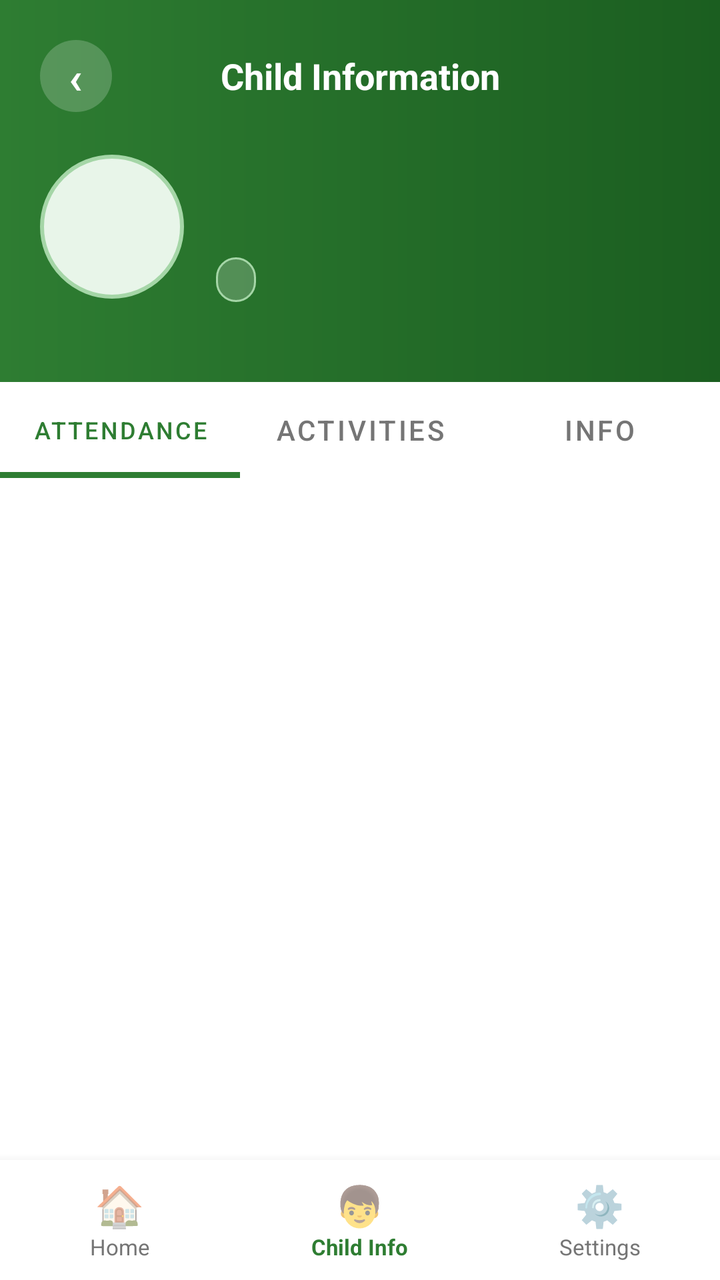
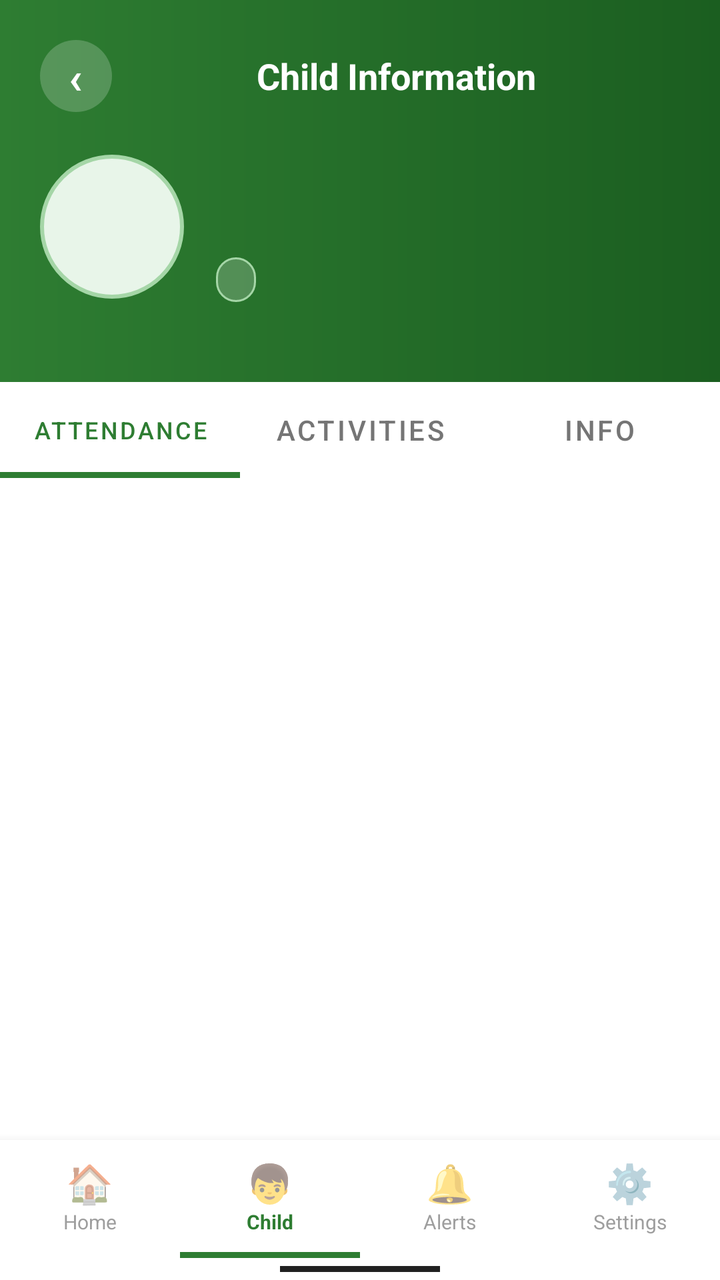

Compare the two renders of this Android layout. The source of the first and the diff that turns it into the second are given below.
<!-- AndroidManifest.xml: application theme Theme.AlamadaChildMonitor -->
<!-- res/layout/activity_child_detail.xml -->
<?xml version="1.0" encoding="utf-8"?>
<LinearLayout
    xmlns:android="http://schemas.android.com/apk/res/android"
    xmlns:app="http://schemas.android.com/apk/res-auto"
    android:layout_width="match_parent"
    android:layout_height="match_parent"
    android:orientation="vertical"
    android:background="#F5F5F5">

    
    <LinearLayout
        android:layout_width="match_parent"
        android:layout_height="wrap_content"
        android:background="@drawable/header_green_gradient"
        android:orientation="vertical"
        android:padding="20dp"
        android:paddingTop="36dp"
        android:paddingBottom="0dp">

        
        <LinearLayout
            android:layout_width="match_parent"
            android:layout_height="wrap_content"
            android:orientation="horizontal"
            android:gravity="center_vertical"
            android:layout_marginBottom="20dp">

            <LinearLayout
                android:id="@+id/btn_back"
                android:layout_width="36dp"
                android:layout_height="36dp"
                android:background="@drawable/circle_white_20_bg"
                android:gravity="center"
                android:clickable="true"
                android:focusable="true">
                <TextView
                    android:layout_width="wrap_content"
                    android:layout_height="wrap_content"
                    android:text="‹"
                    android:textColor="#FFFFFF"
                    android:textSize="22sp"
                    android:textStyle="bold"/>
            </LinearLayout>

            <TextView
                android:layout_width="0dp"
                android:layout_height="wrap_content"
                android:layout_weight="1"
                android:text="Child Information"
                android:textColor="#FFFFFF"
                android:textSize="18sp"
                android:textStyle="bold"
                android:gravity="center"/>

            <View android:layout_width="36dp" android:layout_height="36dp"/>
        </LinearLayout>

        
        <LinearLayout
            android:layout_width="match_parent"
            android:layout_height="wrap_content"
            android:orientation="horizontal"
            android:gravity="center_vertical"
            android:layout_marginBottom="20dp">

            
            <FrameLayout
                android:layout_width="72dp"
                android:layout_height="72dp"
                android:layout_marginEnd="16dp">

                <ImageView
                    android:id="@+id/iv_photo"
                    android:layout_width="72dp"
                    android:layout_height="72dp"
                    android:background="@drawable/circle_avatar_bg"
                    android:scaleType="centerCrop"
                    android:visibility="gone"/>

                <TextView
                    android:id="@+id/tv_photo_initial"
                    android:layout_width="72dp"
                    android:layout_height="72dp"
                    android:gravity="center"
                    android:background="@drawable/circle_avatar_bg"
                    android:textColor="@color/primary"
                    android:textSize="28sp"
                    android:textStyle="bold"/>
            </FrameLayout>

            
            <LinearLayout
                android:layout_width="0dp"
                android:layout_height="wrap_content"
                android:layout_weight="1"
                android:orientation="vertical">

                <TextView
                    android:id="@+id/tv_name"
                    android:layout_width="wrap_content"
                    android:layout_height="wrap_content"
                    android:textColor="#FFFFFF"
                    android:textSize="20sp"
                    android:textStyle="bold"/>

                <TextView
                    android:id="@+id/tv_age"
                    android:layout_width="wrap_content"
                    android:layout_height="wrap_content"
                    android:textColor="#A5D6A7"
                    android:textSize="13sp"
                    android:layout_marginTop="2dp"/>

                
                <TextView
                    android:id="@+id/tv_diagnosis"
                    android:layout_width="wrap_content"
                    android:layout_height="wrap_content"
                    android:textColor="#E8F5E9"
                    android:textSize="12sp"
                    android:textStyle="bold"
                    android:background="@drawable/badge_outline_white"
                    android:paddingStart="10dp"
                    android:paddingEnd="10dp"
                    android:paddingTop="3dp"
                    android:paddingBottom="3dp"
                    android:layout_marginTop="6dp"/>
            </LinearLayout>
        </LinearLayout>
    </LinearLayout>

    
    <LinearLayout
        android:layout_width="match_parent"
        android:layout_height="0dp"
        android:layout_weight="1"
        android:background="@drawable/rounded_top_white"
        android:orientation="vertical">

        
        <com.google.android.material.tabs.TabLayout
            android:id="@+id/tab_layout"
            android:layout_width="match_parent"
            android:layout_height="wrap_content"
            android:background="#FFFFFF"
            app:tabIndicatorColor="@color/primary"
            app:tabIndicatorHeight="3dp"
            app:tabSelectedTextColor="@color/primary"
            app:tabTextColor="@color/text_secondary"
            app:tabMode="fixed"
            app:elevation="2dp">

            <com.google.android.material.tabs.TabItem
                android:layout_width="wrap_content"
                android:layout_height="wrap_content"
                android:text="Attendance"/>

            <com.google.android.material.tabs.TabItem
                android:layout_width="wrap_content"
                android:layout_height="wrap_content"
                android:text="Activities"/>

            <com.google.android.material.tabs.TabItem
                android:layout_width="wrap_content"
                android:layout_height="wrap_content"
                android:text="Info"/>
        </com.google.android.material.tabs.TabLayout>

        
        <ProgressBar
            android:id="@+id/progress_bar"
            android:layout_width="wrap_content"
            android:layout_height="wrap_content"
            android:layout_gravity="center"
            android:visibility="gone"/>

        
        <androidx.viewpager2.widget.ViewPager2
            android:id="@+id/view_pager"
            android:layout_width="match_parent"
            android:layout_height="0dp"
            android:layout_weight="1"/>

    </LinearLayout>

    
    <LinearLayout
        android:layout_width="match_parent"
        android:layout_height="60dp"
        android:background="#FFFFFF"
        android:orientation="horizontal"
        android:elevation="8dp">

        
        <LinearLayout
            android:id="@+id/tab_home"
            android:layout_width="0dp"
            android:layout_height="match_parent"
            android:layout_weight="1"
            android:orientation="vertical"
            android:gravity="center"
            android:background="?attr/selectableItemBackgroundBorderless"
            android:clickable="true"
            android:focusable="true">
            <TextView android:layout_width="wrap_content" android:layout_height="wrap_content"
                android:text="🏠" android:textSize="20sp" android:gravity="center"/>
            <TextView android:layout_width="wrap_content" android:layout_height="wrap_content"
                android:text="Home" android:textSize="11sp" android:textColor="@color/text_secondary"/>
        </LinearLayout>

        
        <LinearLayout
            android:layout_width="0dp"
            android:layout_height="match_parent"
            android:layout_weight="1"
            android:orientation="vertical"
            android:gravity="center"
            android:background="?attr/selectableItemBackgroundBorderless">
            <TextView android:layout_width="wrap_content" android:layout_height="wrap_content"
                android:text="👦" android:textSize="20sp" android:gravity="center"/>
            <TextView android:layout_width="wrap_content" android:layout_height="wrap_content"
                android:text="Child Info" android:textSize="11sp"
                android:textColor="@color/primary" android:textStyle="bold"/>
        </LinearLayout>

        
        <LinearLayout
            android:id="@+id/tab_settings"
            android:layout_width="0dp"
            android:layout_height="match_parent"
            android:layout_weight="1"
            android:orientation="vertical"
            android:gravity="center"
            android:background="?attr/selectableItemBackgroundBorderless"
            android:clickable="true"
            android:focusable="true">
            <TextView android:layout_width="wrap_content" android:layout_height="wrap_content"
                android:text="⚙️" android:textSize="20sp" android:gravity="center"/>
            <TextView android:layout_width="wrap_content" android:layout_height="wrap_content"
                android:text="Settings" android:textSize="11sp" android:textColor="@color/text_secondary"/>
        </LinearLayout>
    </LinearLayout>

</LinearLayout>
<!-- resources referenced by this layout -->
<resources>
  <color name="primary">         #2E7D32</color>
  <color name="text_secondary">  #757575</color>
  <!-- drawable badge_outline_white (drawable) -->
  <?xml version="1.0" encoding="utf-8"?>
  <shape xmlns:android="http://schemas.android.com/apk/res/android"
      android:shape="rectangle">
      <solid android:color="#33FFFFFF"/>
      <stroke android:width="1dp" android:color="#A5D6A7"/>
      <corners android:radius="20dp"/>
  </shape>
  <!-- drawable circle_avatar_bg (drawable) -->
  <?xml version="1.0" encoding="utf-8"?>
  <shape xmlns:android="http://schemas.android.com/apk/res/android"
      android:shape="oval">
      <solid android:color="#E8F5E9"/>
      <stroke android:width="2dp" android:color="#A5D6A7"/>
  </shape>
  <!-- drawable circle_white_20_bg (drawable) -->
  <?xml version="1.0" encoding="utf-8"?>
  <shape xmlns:android="http://schemas.android.com/apk/res/android"
      android:shape="oval">
      <solid android:color="#33FFFFFF"/>
  </shape>
  <!-- drawable header_green_gradient (drawable) -->
  <?xml version="1.0" encoding="utf-8"?>
  <shape xmlns:android="http://schemas.android.com/apk/res/android"
      android:shape="rectangle">
      <gradient
          android:startColor="#1B5E20"
          android:endColor="#2E7D32"
          android:angle="180"
          android:type="linear"/>
  </shape>
  <!-- drawable rounded_top_white (drawable) -->
  <?xml version="1.0" encoding="utf-8"?>
  <shape xmlns:android="http://schemas.android.com/apk/res/android"
      android:shape="rectangle">
      <solid android:color="#FFFFFF"/>
      <corners
          android:topLeftRadius="24dp"
          android:topRightRadius="24dp"
          android:bottomLeftRadius="0dp"
          android:bottomRightRadius="0dp"/>
  </shape>
  <style name="Theme.AlamadaChildMonitor" parent="Theme.MaterialComponents.DayNight.NoActionBar">
          <item name="colorPrimary">@color/primary</item>
          <item name="colorPrimaryDark">@color/primary_dark</item>
          <item name="colorAccent">@color/accent</item>
          <item name="android:windowBackground">@color/background</item>
          <item name="android:statusBarColor">@color/primary_dark</item>
          <item name="android:navigationBarColor">@color/white</item>
      </style>
  <color name="primary_dark">    #1B5E20</color>
  <color name="accent">          #FF6F00</color>
  <color name="background">      #F5F5F5</color>
  <color name="white">           #FFFFFF</color>
</resources>

<!-- the commit's change to res/layout/activity_child_detail.xml (unified diff, before → after) -->
@@ -52,7 +52,26 @@
                 android:textStyle="bold"
                 android:gravity="center"/>
 
-            <View android:layout_width="36dp" android:layout_height="36dp"/>
+            
+            <LinearLayout
+                android:id="@+id/btn_switch_child"
+                android:layout_width="wrap_content"
+                android:layout_height="36dp"
+                android:background="@drawable/circle_white_20_bg"
+                android:gravity="center"
+                android:paddingStart="10dp"
+                android:paddingEnd="10dp"
+                android:clickable="true"
+                android:focusable="true"
+                android:visibility="gone">
+                <TextView
+                    android:layout_width="wrap_content"
+                    android:layout_height="wrap_content"
+                    android:text="Switch"
+                    android:textColor="#FFFFFF"
+                    android:textSize="11sp"
+                    android:textStyle="bold"/>
+            </LinearLayout>
         </LinearLayout>
 
         
@@ -184,61 +203,62 @@
     </LinearLayout>
 
     
-    <LinearLayout
-        android:layout_width="match_parent"
-        android:layout_height="60dp"
-        android:background="#FFFFFF"
-        android:orientation="horizontal"
-        android:elevation="8dp">
-
-        
-        <LinearLayout
-            android:id="@+id/tab_home"
-            android:layout_width="0dp"
-            android:layout_height="match_parent"
-            android:layout_weight="1"
-            android:orientation="vertical"
-            android:gravity="center"
-            android:background="?attr/selectableItemBackgroundBorderless"
-            android:clickable="true"
-            android:focusable="true">
-            <TextView android:layout_width="wrap_content" android:layout_height="wrap_content"
-                android:text="🏠" android:textSize="20sp" android:gravity="center"/>
-            <TextView android:layout_width="wrap_content" android:layout_height="wrap_content"
-                android:text="Home" android:textSize="11sp" android:textColor="@color/text_secondary"/>
-        </LinearLayout>
-
-        
-        <LinearLayout
-            android:layout_width="0dp"
-            android:layout_height="match_parent"
-            android:layout_weight="1"
-            android:orientation="vertical"
-            android:gravity="center"
-            android:background="?attr/selectableItemBackgroundBorderless">
-            <TextView android:layout_width="wrap_content" android:layout_height="wrap_content"
-                android:text="👦" android:textSize="20sp" android:gravity="center"/>
-            <TextView android:layout_width="wrap_content" android:layout_height="wrap_content"
-                android:text="Child Info" android:textSize="11sp"
-                android:textColor="@color/primary" android:textStyle="bold"/>
-        </LinearLayout>
-
-        
-        <LinearLayout
-            android:id="@+id/tab_settings"
-            android:layout_width="0dp"
-            android:layout_height="match_parent"
-            android:layout_weight="1"
-            android:orientation="vertical"
-            android:gravity="center"
-            android:background="?attr/selectableItemBackgroundBorderless"
-            android:clickable="true"
-            android:focusable="true">
-            <TextView android:layout_width="wrap_content" android:layout_height="wrap_content"
-                android:text="⚙️" android:textSize="20sp" android:gravity="center"/>
-            <TextView android:layout_width="wrap_content" android:layout_height="wrap_content"
-                android:text="Settings" android:textSize="11sp" android:textColor="@color/text_secondary"/>
-        </LinearLayout>
+    <LinearLayout android:layout_width="match_parent" android:layout_height="wrap_content"
+        android:background="#FFFFFF" android:orientation="vertical" android:elevation="8dp">
+        <LinearLayout android:layout_width="match_parent" android:layout_height="56dp"
+            android:orientation="horizontal">
+            <LinearLayout android:id="@+id/tab_home"
+                android:layout_width="0dp" android:layout_height="match_parent" android:layout_weight="1"
+                android:orientation="vertical" android:gravity="center"
+                android:background="?attr/selectableItemBackgroundBorderless"
+                android:clickable="true" android:focusable="true">
+                <TextView android:layout_width="wrap_content" android:layout_height="wrap_content"
+                    android:text="🏠" android:textSize="19sp" android:gravity="center"/>
+                <TextView android:layout_width="wrap_content" android:layout_height="wrap_content"
+                    android:text="Home" android:textSize="10sp" android:textColor="#9E9E9E"/>
+            </LinearLayout>
+            
+            <LinearLayout android:layout_width="0dp" android:layout_height="match_parent"
+                android:layout_weight="1" android:orientation="vertical" android:gravity="center">
+                <TextView android:layout_width="wrap_content" android:layout_height="wrap_content"
+                    android:text="👦" android:textSize="19sp" android:gravity="center"/>
+                <TextView android:layout_width="wrap_content" android:layout_height="wrap_content"
+                    android:text="Child" android:textSize="10sp"
+                    android:textColor="@color/primary" android:textStyle="bold"/>
+            </LinearLayout>
+            <LinearLayout android:id="@+id/tab_notifications"
+                android:layout_width="0dp" android:layout_height="match_parent" android:layout_weight="1"
+                android:orientation="vertical" android:gravity="center"
+                android:background="?attr/selectableItemBackgroundBorderless"
+                android:clickable="true" android:focusable="true">
+                <TextView android:layout_width="wrap_content" android:layout_height="wrap_content"
+                    android:text="🔔" android:textSize="19sp" android:gravity="center"/>
+                <TextView android:layout_width="wrap_content" android:layout_height="wrap_content"
+                    android:text="Alerts" android:textSize="10sp" android:textColor="#9E9E9E"/>
+            </LinearLayout>
+            <LinearLayout android:id="@+id/tab_settings"
+                android:layout_width="0dp" android:layout_height="match_parent" android:layout_weight="1"
+                android:orientation="vertical" android:gravity="center"
+                android:background="?attr/selectableItemBackgroundBorderless"
+                android:clickable="true" android:focusable="true">
+                <TextView android:layout_width="wrap_content" android:layout_height="wrap_content"
+                    android:text="⚙️" android:textSize="19sp" android:gravity="center"/>
+                <TextView android:layout_width="wrap_content" android:layout_height="wrap_content"
+                    android:text="Settings" android:textSize="10sp" android:textColor="#9E9E9E"/>
+            </LinearLayout>
+        </LinearLayout>
+        
+        <LinearLayout android:layout_width="match_parent" android:layout_height="wrap_content"
+            android:orientation="horizontal">
+            <View android:layout_width="0dp" android:layout_height="3dp" android:layout_weight="1"/>
+            <View android:layout_width="0dp" android:layout_height="3dp"
+                android:layout_weight="1" android:background="@color/primary"/>
+            <View android:layout_width="0dp" android:layout_height="3dp" android:layout_weight="1"/>
+            <View android:layout_width="0dp" android:layout_height="3dp" android:layout_weight="1"/>
+        </LinearLayout>
+        <View android:layout_width="80dp" android:layout_height="3dp" android:background="#212121"
+            android:layout_gravity="center_horizontal"
+            android:layout_marginTop="4dp" android:layout_marginBottom="4dp"/>
     </LinearLayout>
 
 </LinearLayout>
